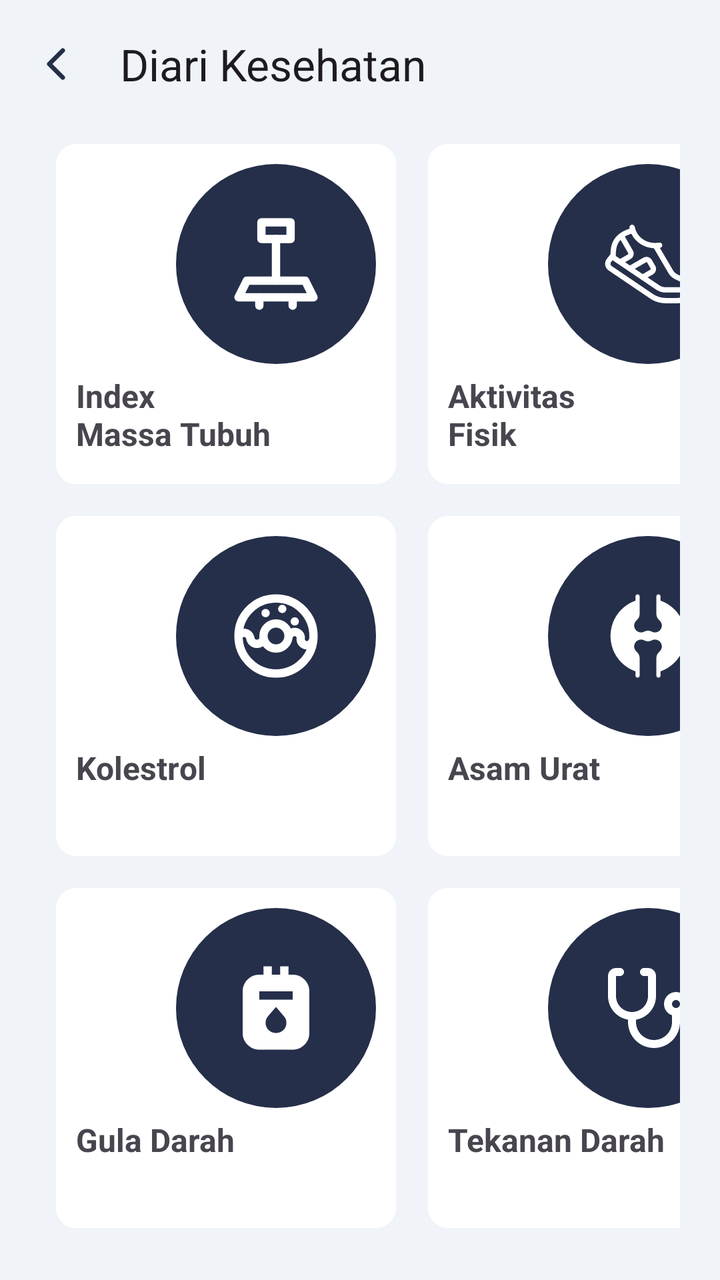
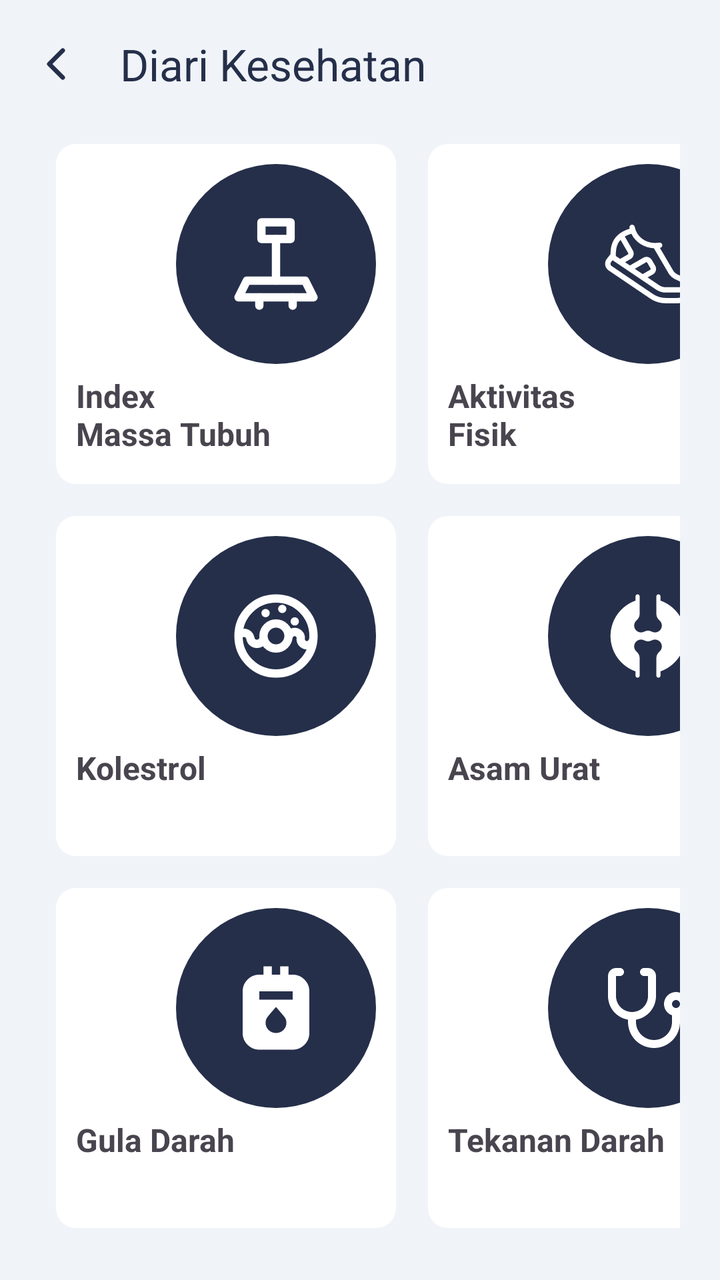

Two renders of the same Android screen: before a commit and after it. Below are the layout's source before the change and the commit's diff.
<!-- AndroidManifest.xml: application theme Theme.PatientMobileApp -->
<!-- res/layout/activity_diari_kesehatan.xml -->
<?xml version="1.0" encoding="utf-8"?>
<androidx.constraintlayout.widget.ConstraintLayout xmlns:android="http://schemas.android.com/apk/res/android"
    xmlns:app="http://schemas.android.com/apk/res-auto"
    xmlns:tools="http://schemas.android.com/tools"
    android:id="@+id/main"
    android:layout_width="match_parent"
    android:layout_height="match_parent"
    android:background="@color/abu"
    tools:context=".DiariKesehatan">
    <androidx.appcompat.widget.Toolbar
        android:id="@+id/diari"
        android:layout_width="match_parent"
        android:layout_height="wrap_content"
        android:background="@color/abu"
        android:minHeight="?attr/actionBarSize"
        android:theme="?attr/actionBarTheme"
        app:layout_constraintEnd_toEndOf="parent"
        app:layout_constraintStart_toStartOf="parent"
        app:layout_constraintTop_toTopOf="parent"
        app:title="Diari Kesehatan"
        app:navigationIcon="@drawable/ion_chevron_back" />
    <GridLayout
        android:layout_width="match_parent"
        android:layout_height="wrap_content"
        android:columnCount="2"
        android:rowCount="3"
        android:paddingHorizontal="20dp"
        android:useDefaultMargins="true"
        app:layout_constraintEnd_toEndOf="parent"
        app:layout_constraintStart_toStartOf="parent"
        app:layout_constraintTop_toBottomOf="@+id/diari">

        
        <LinearLayout
            android:padding="10dp"
            android:layout_width="170dp"
            android:layout_height="170dp"
            android:layout_margin="8dp"
            android:background="@drawable/shape_perfitur"
            android:orientation="vertical">

            <LinearLayout
                android:layout_width="100dp"
                android:layout_height="100dp"
                android:layout_gravity="end"
                android:background="@drawable/shape_circle" >

                <ImageView
                    android:id="@+id/imageView32"
                    android:layout_width="wrap_content"
                    android:layout_height="wrap_content"
                    android:layout_gravity="center_vertical"
                    android:layout_weight="1"
                    app:srcCompat="@drawable/indeks_massa_tubuh_tubuh" />
            </LinearLayout>

            <TextView
                android:layout_width="120dp"
                android:layout_height="wrap_content"
                android:layout_marginTop="5dp"
                android:text="Index \nMassa Tubuh"
                android:textSize="16sp"
                android:textStyle="bold" />
        </LinearLayout>
        <LinearLayout
            android:padding="10dp"
            android:layout_width="170dp"
            android:layout_height="170dp"
            android:layout_margin="8dp"
            android:background="@drawable/shape_perfitur"
            android:orientation="vertical">

            <LinearLayout
                android:layout_width="100dp"
                android:layout_height="100dp"
                android:layout_gravity="end"
                android:background="@drawable/shape_circle" >

                <ImageView
                    android:id="@+id/imageView33"
                    android:layout_width="wrap_content"
                    android:layout_height="wrap_content"
                    android:layout_gravity="center_vertical"
                    android:layout_weight="1"
                    app:srcCompat="@drawable/aktivitas_fisik_putih" />
            </LinearLayout>

            <TextView
                android:layout_width="120dp"
                android:layout_height="wrap_content"
                android:layout_marginTop="5dp"
                android:text="Aktivitas \nFisik"
                android:textSize="16sp"
                android:textStyle="bold" />
        </LinearLayout>
        <LinearLayout
            android:padding="10dp"
            android:layout_width="170dp"
            android:layout_height="170dp"
            android:layout_margin="8dp"
            android:background="@drawable/shape_perfitur"
            android:orientation="vertical">

            <LinearLayout
                android:layout_width="100dp"
                android:layout_height="100dp"
                android:layout_gravity="end"
                android:background="@drawable/shape_circle" >

                <ImageView
                    android:id="@+id/imageView35"
                    android:layout_width="wrap_content"
                    android:layout_height="wrap_content"
                    android:layout_gravity="center_vertical"
                    android:layout_weight="1"
                    app:srcCompat="@drawable/kolesterol_putih" />
            </LinearLayout>

            <TextView
                android:layout_width="120dp"
                android:layout_height="wrap_content"
                android:layout_marginTop="5dp"
                android:text="Kolestrol"
                android:textSize="16sp"
                android:textStyle="bold" />
        </LinearLayout>
        <LinearLayout
            android:padding="10dp"
            android:layout_width="170dp"
            android:layout_height="170dp"
            android:layout_margin="8dp"
            android:background="@drawable/shape_perfitur"
            android:orientation="vertical">

            <LinearLayout
                android:layout_width="100dp"
                android:layout_height="100dp"
                android:layout_gravity="end"
                android:background="@drawable/shape_circle" >

                <ImageView
                    android:id="@+id/imageView36"
                    android:layout_width="wrap_content"
                    android:layout_height="wrap_content"
                    android:layout_gravity="center_vertical"
                    android:layout_weight="1"
                    app:srcCompat="@drawable/asam_urat_putih" />
            </LinearLayout>

            <TextView
                android:layout_width="120dp"
                android:layout_height="wrap_content"
                android:layout_marginTop="5dp"
                android:text="Asam Urat"
                android:textSize="16sp"
                android:textStyle="bold" />
        </LinearLayout>
        <LinearLayout
            android:padding="10dp"
            android:layout_width="170dp"
            android:layout_height="170dp"
            android:layout_margin="8dp"
            android:background="@drawable/shape_perfitur"
            android:orientation="vertical">

            <LinearLayout
                android:layout_width="100dp"
                android:layout_height="100dp"
                android:layout_gravity="end"
                android:background="@drawable/shape_circle" >

                <ImageView
                    android:id="@+id/imageView37"
                    android:layout_width="wrap_content"
                    android:layout_height="wrap_content"
                    android:layout_gravity="center_vertical"
                    android:layout_weight="1"
                    app:srcCompat="@drawable/gula_darah_putih" />
            </LinearLayout>

            <TextView
                android:layout_width="120dp"
                android:layout_height="wrap_content"
                android:layout_marginTop="5dp"
                android:text="Gula Darah"
                android:textSize="16sp"
                android:textStyle="bold" />
        </LinearLayout>
        <LinearLayout
            android:padding="10dp"
            android:layout_width="170dp"
            android:layout_height="170dp"
            android:layout_margin="8dp"
            android:background="@drawable/shape_perfitur"
            android:orientation="vertical">

            <LinearLayout
                android:layout_width="100dp"
                android:layout_height="100dp"
                android:layout_gravity="end"
                android:background="@drawable/shape_circle" >

                <ImageView
                    android:id="@+id/imageView38"
                    android:layout_width="wrap_content"
                    android:layout_height="40dp"
                    android:layout_gravity="center_vertical"
                    android:layout_weight="1"
                    app:srcCompat="@drawable/stethoscope_putih" />
            </LinearLayout>

            <TextView
                android:layout_width="120dp"
                android:layout_height="wrap_content"
                android:layout_marginTop="5dp"
                android:text="Tekanan Darah"
                android:textSize="16sp"
                android:textStyle="bold" />
        </LinearLayout>
    </GridLayout>

</androidx.constraintlayout.widget.ConstraintLayout>
<!-- resources referenced by this layout -->
<resources>
  <color name="abu">#F0F4F8</color>
  <!-- drawable gula_darah_putih (drawable) -->
  <vector xmlns:android="http://schemas.android.com/apk/res/android"
      android:width="50dp"
      android:height="50dp"
      android:viewportWidth="50"
      android:viewportHeight="50">
    <path
        android:pathData="M16.667,45.833C14.375,45.833 12.413,45.017 10.781,43.385C9.149,41.753 8.333,39.792 8.333,37.5V16.667C8.333,14.375 9.149,12.413 10.781,10.781C12.413,9.149 14.375,8.333 16.667,8.333H18.75V4.167H22.917V8.333H27.083V4.167H31.25V8.333H33.333C35.625,8.333 37.587,9.149 39.219,10.781C40.851,12.413 41.667,14.375 41.667,16.667V37.5C41.667,39.792 40.851,41.753 39.219,43.385C37.587,45.017 35.625,45.833 33.333,45.833H16.667ZM16.667,20.833H33.333V16.667H16.667V20.833ZM25,37.5C26.458,37.5 27.691,37.005 28.698,36.016C29.705,35.028 30.208,33.821 30.208,32.396C30.208,31.25 29.878,30.269 29.219,29.454C28.559,28.639 27.153,26.98 25,24.479C22.812,26.979 21.398,28.646 20.756,29.479C20.115,30.312 19.793,31.285 19.792,32.396C19.792,33.819 20.295,35.026 21.302,36.016C22.309,37.007 23.542,37.501 25,37.5Z"
        android:fillColor="#ffffff"/>
  </vector>
  <!-- drawable indeks_massa_tubuh_tubuh (drawable) -->
  <vector xmlns:android="http://schemas.android.com/apk/res/android"
      android:width="50dp"
      android:height="50dp"
      android:viewportWidth="50"
      android:viewportHeight="50">
    <path
        android:pathData="M10.417,33.333H39.583L43.75,41.666H6.25L10.417,33.333Z"
        android:strokeLineJoin="round"
        android:strokeWidth="4.16667"
        android:fillColor="#00000000"
        android:strokeColor="#ffffff"/>
    <path
        android:pathData="M16.667,41.667V45.833M25,12.5V33.333"
        android:strokeLineJoin="round"
        android:strokeWidth="4.16667"
        android:fillColor="#00000000"
        android:strokeColor="#ffffff"
        android:strokeLineCap="round"/>
    <path
        android:pathData="M17.708,4.167H32.292V12.5H17.708V4.167Z"
        android:strokeLineJoin="round"
        android:strokeWidth="4.16667"
        android:fillColor="#00000000"
        android:strokeColor="#ffffff"/>
    <path
        android:pathData="M33.333,41.667V45.833"
        android:strokeLineJoin="round"
        android:strokeWidth="4.16667"
        android:fillColor="#00000000"
        android:strokeColor="#ffffff"
        android:strokeLineCap="round"/>
  </vector>
  <!-- drawable ion_chevron_back (drawable) -->
  <vector xmlns:android="http://schemas.android.com/apk/res/android"
      android:width="24dp"
      android:height="24dp"
      android:viewportWidth="24"
      android:viewportHeight="24">
    <path
        android:pathData="M15.375,5.25L8.625,12L15.375,18.75"
        android:strokeLineJoin="round"
        android:strokeWidth="2.25"
        android:fillColor="#00000000"
        android:strokeColor="#252F4A"
        android:strokeLineCap="round"/>
  </vector>
  <!-- drawable shape_circle (drawable) -->
  <?xml version="1.0" encoding="utf-8"?>
  <shape android:shape="oval" xmlns:android="http://schemas.android.com/apk/res/android">
      <solid android:color="@color/biruTua"/>
      <size android:height="50dp" android:width="50dp"/>
  
  </shape>
  <!-- drawable shape_perfitur (drawable) -->
  <?xml version="1.0" encoding="utf-8"?>
  <shape xmlns:android="http://schemas.android.com/apk/res/android">
      <solid android:color="@color/white"/>
      <corners android:radius="10dp"/>
  
  </shape>
  <style name="Theme.PatientMobileApp" parent="Base.Theme.PatientMobileApp" />
  <color name="biruTua">#252F4A</color>
  <color name="white">#FFFFFFFF</color>
  <style name="Base.Theme.PatientMobileApp" parent="Theme.Material3.DayNight.NoActionBar">
          
          <item name="colorPrimary">@color/biruTua</item>
      </style>
  <!-- unchanged entries left out for length: 4 -->
</resources>

<!-- the commit's change to res/layout/activity_diari_kesehatan.xml (unified diff, before → after) -->
@@ -13,11 +13,11 @@
         android:layout_height="wrap_content"
         android:background="@color/abu"
         android:minHeight="?attr/actionBarSize"
-        android:theme="?attr/actionBarTheme"
         app:layout_constraintEnd_toEndOf="parent"
         app:layout_constraintStart_toStartOf="parent"
         app:layout_constraintTop_toTopOf="parent"
         app:title="Diari Kesehatan"
+        app:titleTextColor="@color/biruTua"
         app:navigationIcon="@drawable/ion_chevron_back" />
     <GridLayout
         android:layout_width="match_parent"
<!-- resource entries referenced after the edit -->
@@ -78,6 +78,9 @@
   <style name="Base.Theme.PatientMobileApp" parent="Theme.Material3.DayNight.NoActionBar">
           
           <item name="colorPrimary">@color/biruTua</item>
+          <item name="actionBarTheme">@style/ThemeOverlay.Material3.ActionBar</item>
+          <item name="android:windowBackground">@color/abu</item>
+          <item name="android:forceDarkAllowed" tools:targetApi="q">false</item>
       </style>
   <!-- unchanged entries left out for length: 4 -->
 </resources>
